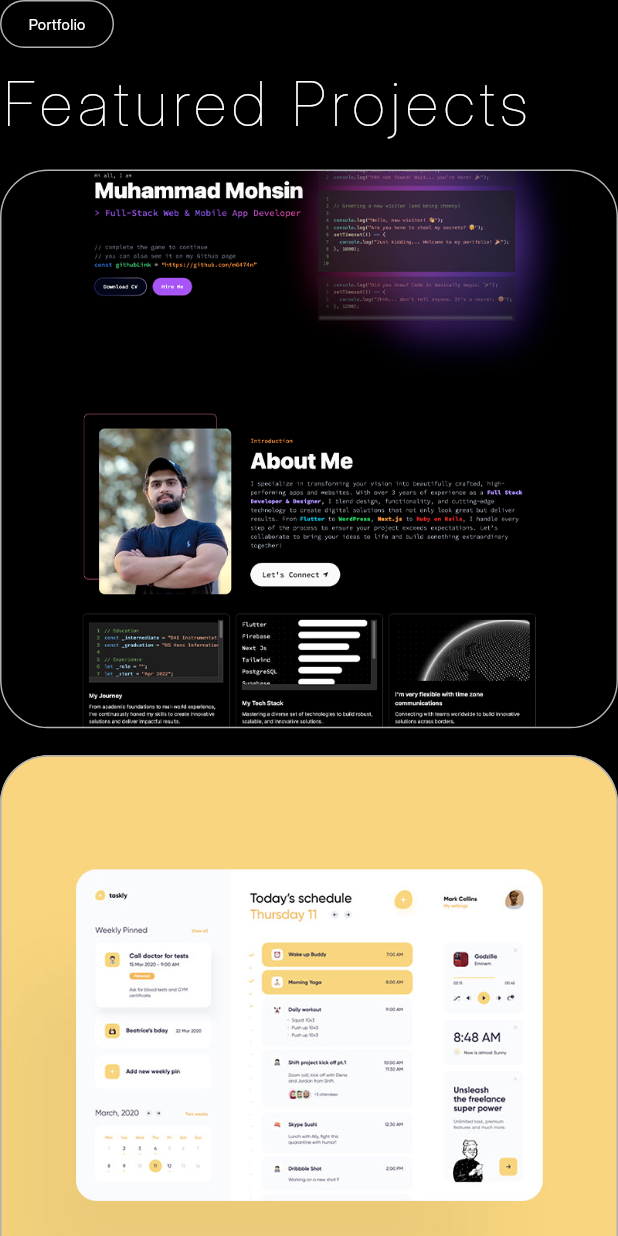
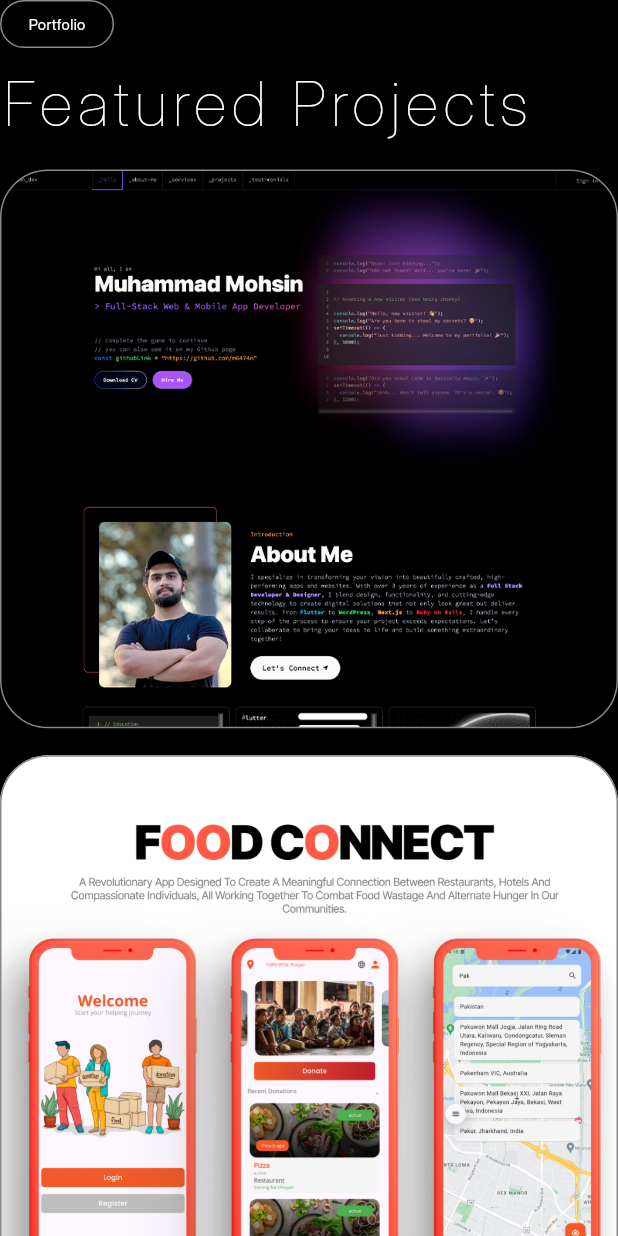
Before and after one commit to m6474n/portfolio, a Flutter app: the PortfolioSection widget shown alone on an empty page, opened directly, on a phone screen of 412 x 824 dp. Run offline on Flutter 3.47's test engine with Material 3 defaults, Android fonts, the phone set to English and light mode, and no system bars; our stand-ins replace cloud_firestore, firebase_auth, firebase_core, flutter_spinkit, flutter_svg, font_awesome_flutter and 2 more; accounts and stored records are empty.

Commit message:
Projects updated

```diff
--- a/lib/components/projectCard.dart
+++ b/lib/components/projectCard.dart
@@ -2,17 +2,20 @@
 
 import 'package:flutter/material.dart';
 import 'package:get/get.dart';
+import 'package:hugeicons/hugeicons.dart';
 import 'package:portfolio/components/outlineButton.dart';
 import 'package:portfolio/components/socialIcon.dart';
 import 'package:portfolio/controllers/general_controller.dart';
+import 'package:url_launcher/url_launcher.dart';
 
 class ProjectCard extends StatefulWidget {
-  final String title, description, image;
+  final String title, description, image, link;
   final List<String> tech;
   const ProjectCard(
       {super.key,
       required this.title,
       required this.description,
+      required this.link,
       required this.image,
       required this.tech});
 
@@ -35,7 +38,7 @@
 
         decoration: BoxDecoration(
             image: DecorationImage(
-                image: AssetImage(widget.image), fit: BoxFit.cover),
+                image: AssetImage(widget.image), fit: BoxFit.cover, alignment: Alignment.topCenter),
             border: Border.all(width: 1, color: colorManager.borderColor),
             borderRadius: BorderRadius.circular(32)),
         child: Stack(
@@ -49,13 +52,13 @@
                   child: AnimatedContainer(
                       duration: Duration(milliseconds: 400),
                       curve: Curves.easeInOut,
-                      height: isHover ? height * 0.235 : 0,
+                      height: isHover ? 180 : 0,
                       width: 500,
                       decoration: BoxDecoration(
                           color: Colors.black.withOpacity(0.6),
                           borderRadius: BorderRadius.circular(32)),
                       child: Padding(
-                          padding: EdgeInsets.all(24),
+                          padding: EdgeInsets.all(16),
                           child: showContent
                               ? SingleChildScrollView(
                                   // Wrap the Column with SingleChildScrollView
@@ -64,16 +67,30 @@
                                     crossAxisAlignment:
                                         CrossAxisAlignment.start,
                                     children: [
+                                      Row(
+                                        mainAxisAlignment: MainAxisAlignment.spaceBetween,
+                                        crossAxisAlignment: CrossAxisAlignment.center,
+                                        children: [
                                           Text(
                                             widget.title,
                                             style: TextStyle(
-                                            fontSize: 32,
+                                                fontSize: 20,
+                                                height: 1,
                                                 fontWeight: FontWeight.w300,
                                                 color: colorManager.whiteColor),
                                           ),
-                                      SizedBox(
-                                        height: 12,
+                                          IconButton(onPressed: ()async{
+                                              String url =
+                                    widget.link;
+                                if (await canLaunchUrl(Uri.parse(url))) {
+                                  launchUrl(Uri.parse(url));
+                                }
+                                          }, icon: HugeIcon(icon: HugeIcons.strokeRoundedSent, color: colorManager.primaryColor))
+                                        ],
                                       ),
+                                      // SizedBox(
+                                      //   height: 6,
+                                      // ),
                                       Text(
                                         widget.description,
                                         style: TextStyle(
--- a/lib/controllers/general_controller.dart
+++ b/lib/controllers/general_controller.dart
@@ -7,7 +7,7 @@
 import 'package:portfolio/view/sections/about_section.dart';
 import 'package:portfolio/view/sections/contact_section.dart';
 import 'package:portfolio/view/sections/hero_section.dart';
-import 'package:portfolio/view/sections/portfolio_section.dart';
+import 'package:portfolio/view/sections/projects/portfolio_section.dart';
 import 'package:portfolio/view/sections/resume_section.dart';
 import 'package:portfolio/view/sections/service_section.dart';
 import 'package:portfolio/view/sections/skill_section.dart';
--- a/lib/controllers/project_controller.dart
+++ b/lib/controllers/project_controller.dart
@@ -4,7 +4,8 @@
 class ProjectController  extends GetxController{
   List<Map<String,dynamic>> projects = [
     {
-      'title': 'Project 1',
+      'title': 'Tailor Book',
+      'link': 'https://github.com/m6474n',
       'description': 'Project 1 is an innovative real estate platform designed to simplify the home buying and selling process.',
       // 'image': 'assets/images/portfolio1.jpg',
       'image': 'assets/images/Next js Portfolio.png',
@@ -15,23 +16,27 @@
       ]
     },
      {
-      'title': 'Project 2',
-      'description': 'Project 2 is an innovative real estate platform designed to simplify the home buying and selling process.',
-      'image': 'assets/images/portfolio3.jpg',
+      'title': 'Food Connect',
+      'link': 'https://github.com/m6474n',
+
+      'description': 'Food Connect is a mobile app aimed at connecting restaurants, NGOs, and individuals to reduce food wastage and address hunger.',
+      'image': 'assets/images/FoodConnect.png',
       'tech':[
-        'Figma',
-        'Next Js',
-        'Tailwind',
-        'ShadCN',
+        'Dart',
+        'Flutter',
+        'Firebase',
+        'Google Map',
       ]
     }, {
-      'title': 'Project 3',
-      'description': 'Project 3 is an innovative real estate platform designed to simplify the home buying and selling process.',
-      'image': 'assets/images/portfolio5.jpg',
+      'title': 'Ai Notes Taking App',
+      'link': 'https://github.com/m6474n',
+
+      'description': 'An AI based Notes App that fetch answers from the uploaded PDF file.',
+      'image': 'assets/images/ai-notes-taking-app.png',
       'tech':[
-        'Figma',
-        'WordPress',
-        'Elementor'
+        'Next Js',
+        'Convex',
+        'Gemini'
       ]
     }
   ];
--- a/lib/controllers/theme_controller.dart
+++ b/lib/controllers/theme_controller.dart
@@ -5,7 +5,7 @@
 import 'package:portfolio/view/sections/about_section.dart';
 import 'package:portfolio/view/sections/contact_section.dart';
 import 'package:portfolio/view/sections/hero_section.dart';
-import 'package:portfolio/view/sections/portfolio_section.dart';
+import 'package:portfolio/view/sections/projects/portfolio_section.dart';
 import 'package:portfolio/view/sections/resume_section.dart';
 import 'package:portfolio/view/sections/service_section.dart';
 import 'package:portfolio/view/sections/skill_section.dart';
@@ -19,10 +19,10 @@
   String currency = "\$";
   String StoreLogo = 'assets/logo-light.png';
 
-   Color primaryColor= Color.fromARGB(255, 255, 148, 7);
+   Color primaryColor= Color.fromARGB(255, 7, 234, 255);
   //  Color primaryColor= Color(0xFF03DAC5);
   //  Color bgColor= Color(0xffffffff);
-   Color bgColor= Color.fromARGB(255, 20, 20, 20);
+   Color bgColor= Color(0xFF171717);
     Color textColor = const Color.fromARGB(255, 255, 255, 255);
     // Color textColor = const Color.fromRGBO(22, 22, 22, 1);
   Color iconColor = const Color.fromARGB(255, 242, 148, 6);
@@ -35,7 +35,7 @@
   // Color bgLight = const Color.fromARGB(255, 237, 237, 237);
   Color bgDark = const Color.fromARGB(255, 0, 0, 0);
   // Color bgDark = const Color.fromARGB(255, 255, 255, 255);
-  Color borderColor = Color.fromARGB(255, 176, 176, 176);
+  Color borderColor = Color.fromARGB(255, 137, 137, 137);
 
   lightTheme() {
     textColor = const Color(0xff161616);
--- a/lib/main.dart
+++ b/lib/main.dart
@@ -10,6 +10,7 @@
 import 'package:portfolio/utility/responsiveness/responsive_layout.dart';
 import 'package:portfolio/view/LoginForm.dart';
 import 'package:portfolio/view/home.dart';
+import 'package:portfolio/view/sections/projects/all_projects.dart';
 
 void main()async {
   WidgetsFlutterBinding.ensureInitialized();
@@ -32,6 +33,7 @@
       title: "Mosen's Portfolio",
       theme: ThemeData(
        fontFamily: 'Inter',
+       appBarTheme: AppBarTheme(backgroundColor: colorManager.bgDark, scrolledUnderElevation: 0, elevation: 0),
        scaffoldBackgroundColor: colorManager.bgDark,
        textTheme: TextTheme(
         displayLarge: TextStyle(color: colorManager.textColor),
@@ -53,7 +55,9 @@
         // colorScheme: ColorScheme.fromSeed(seedColor: colorManager.primaryColor),
         useMaterial3: true,
       ),
-      // home: LoginForm(),
+      // home: AllProjects(
+
+      // ),
       home:  ResponsiveLayout(mobileView: MobileView(), desktopView: DesktopView())
     );
   }
--- a/lib/view/sections/portfolio_section.dart
+++ b/lib/view/sections/projects/portfolio_section.dart
@@ -1,5 +1,6 @@
 import 'package:flutter/foundation.dart';
 import 'package:flutter/material.dart';
+import 'package:get/get.dart';
 import 'package:get/get_state_manager/src/simple/get_state.dart';
 import 'package:hugeicons/hugeicons.dart';
 import 'package:portfolio/components/outlineButton.dart';
@@ -8,6 +9,7 @@
 import 'package:portfolio/controllers/contact_controller.dart';
 import 'package:portfolio/controllers/project_controller.dart';
 import 'package:portfolio/utility/appsettings.dart';
+import 'package:portfolio/view/sections/projects/all_projects.dart';
 
 class PortfolioSection extends StatefulWidget {
   const PortfolioSection({super.key});
@@ -66,7 +68,11 @@
                             letterSpacing: 4,
                             height: 1.2),
                       ),
-                     width>500? Container(child: Row(children: [Text("View More"), HugeIcon(icon: HugeIcons.strokeRoundedArrowRight01, color: colorManager.primaryColor)],),):SizedBox()
+                     width>500? InkWell(
+                      onTap: (){
+                        Get.to(AllProjects());
+                      },
+                      child: Container(child: Row(children: [Text("View More"), HugeIcon(icon: HugeIcons.strokeRoundedArrowRight01, color: colorManager.primaryColor)],),)):SizedBox()
                     ],
                   ),
                   SizedBox(
@@ -81,6 +87,7 @@
                               Expanded(
                                   child: ProjectCard(
                                 title: cont.projects[0]['title'],
+                                link: cont.projects[0]['link'],
                                 description: cont.projects[0]['description'],
                                 tech: cont.projects[0]['tech'],
                                 image: cont.projects[0]['image'],
@@ -91,6 +98,8 @@
                               Expanded(
                                   child: ProjectCard(
                                 title: cont.projects[1]['title'],
+                                link: cont.projects[1]['link'],
+
                                 description: cont.projects[1]['description'],
                                 tech: cont.projects[1]['tech'],
                                 image: cont.projects[1]['image'],
@@ -102,6 +111,7 @@
                                   child: ProjectCard(
                                 title: cont.projects[2]['title'],
                                 description: cont.projects[2]['description'],
+                                link: cont.projects[2]['link'],
                                 tech: cont.projects[2]['tech'],
                                 image: cont.projects[2]['image'],
                               ))
@@ -113,7 +123,8 @@
                                   child: ProjectCard(
                                 title: cont.projects[0]['title'],
                                 description: cont.projects[0]['description'],
-                                tech: cont.projects[0]['tech'],
+                                tech: cont.projects[0]['tech'],                                link: cont.projects[0]['link'],
+
                                 image: cont.projects[0]['image'],
                               )),
                               Expanded(
@@ -125,7 +136,8 @@
                                           child: ProjectCard(
                                         title: cont.projects[1]['title'],
                                         description: cont.projects[1]
-                                            ['description'],
+                                            ['description'],                                link: cont.projects[1]['link'],
+
                                         tech: cont.projects[1]['tech'],
                                         image: cont.projects[1]['image'],
                                       )),
@@ -136,7 +148,8 @@
                                           child: ProjectCard(
                                         title: cont.projects[2]['title'],
                                         description: cont.projects[2]
-                                            ['description'],
+                                            ['description'],                                link: cont.projects[2]['link'],
+
                                         tech: cont.projects[2]['tech'],
                                         image: cont.projects[2]['image'],
                                       )),
```
Also changed, not shown: lib/view/sections/projects/all_projects.dart (added, +105 -0 lines), assets/images/ai-notes-taking-app.png (added). Lines whose indentation alone changed are shown as unchanged.
